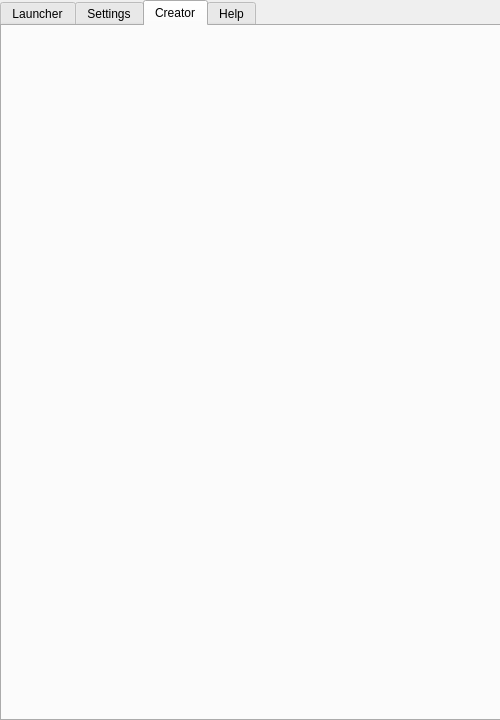
The window that Internals/Super Internals/JavierUI.ui (Neeko-iko/JavierLauncher) describes before a commit, drawn with Qt 5.
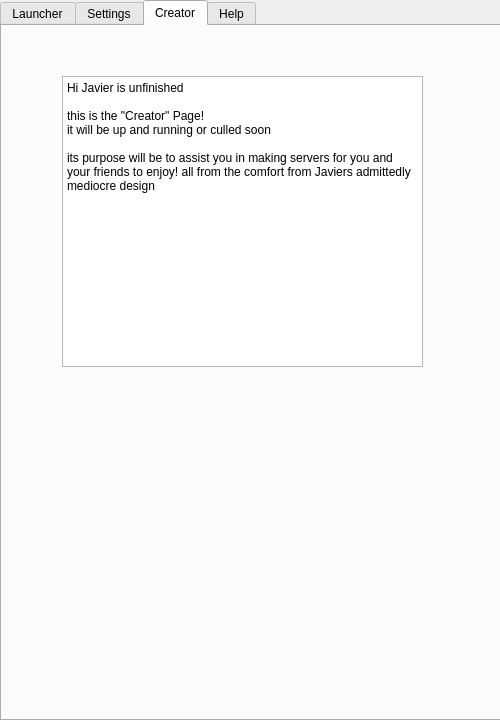
The same window after the commit. The open tabs and pages were chosen to show the change.

```diff
--- a/Internals/Super Internals/JavierUI.ui
+++ b/Internals/Super Internals/JavierUI.ui
@@ -270,6 +270,28 @@
      <attribute name="title">
       <string>Creator</string>
      </attribute>
+     <widget class="QPlainTextEdit" name="plainTextEdit">
+      <property name="geometry">
+       <rect>
+        <x>60</x>
+        <y>50</y>
+        <width>361</width>
+        <height>291</height>
+       </rect>
+      </property>
+      <property name="readOnly">
+       <bool>true</bool>
+      </property>
+      <property name="plainText">
+       <string>Hi Javier is unfinished 
+
+this is the &quot;Creator&quot; Page!
+it will be up and running or culled soon
+
+its purpose will be to assist you in making servers for you and your friends to enjoy! all from the comfort from Javiers admittedly mediocre design
+</string>
+      </property>
+     </widget>
     </widget>
     <widget class="QWidget" name="tab_4">
      <attribute name="title">
```
Left out of the diff: 2 changed lines with no effect on the pictures.
